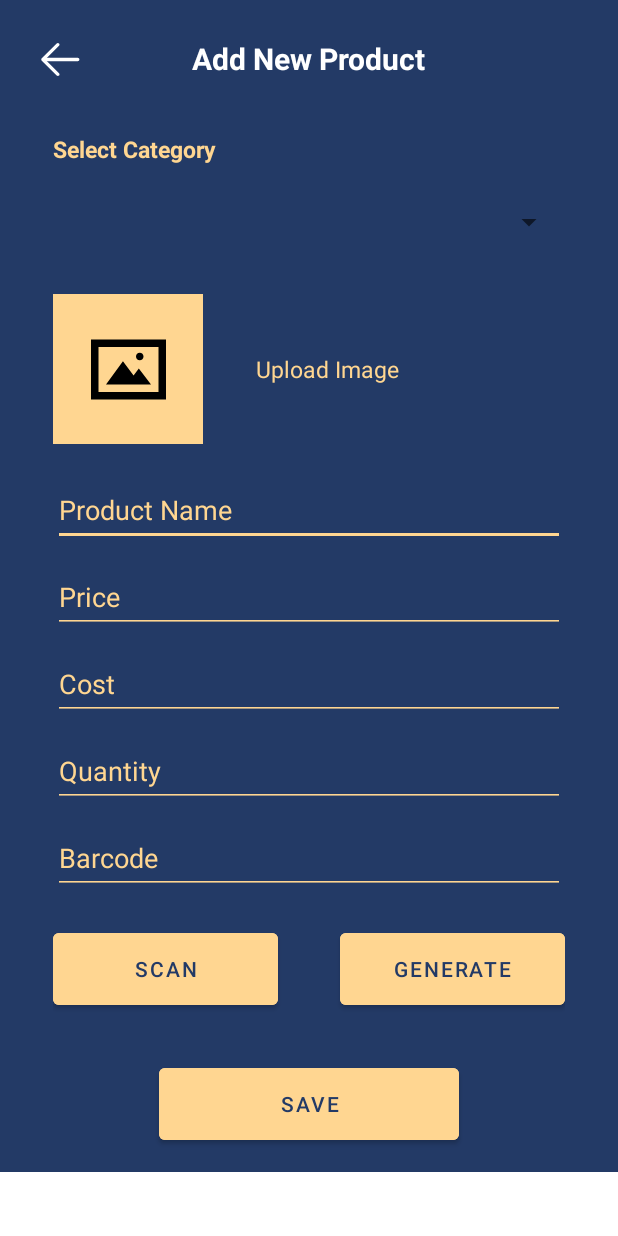
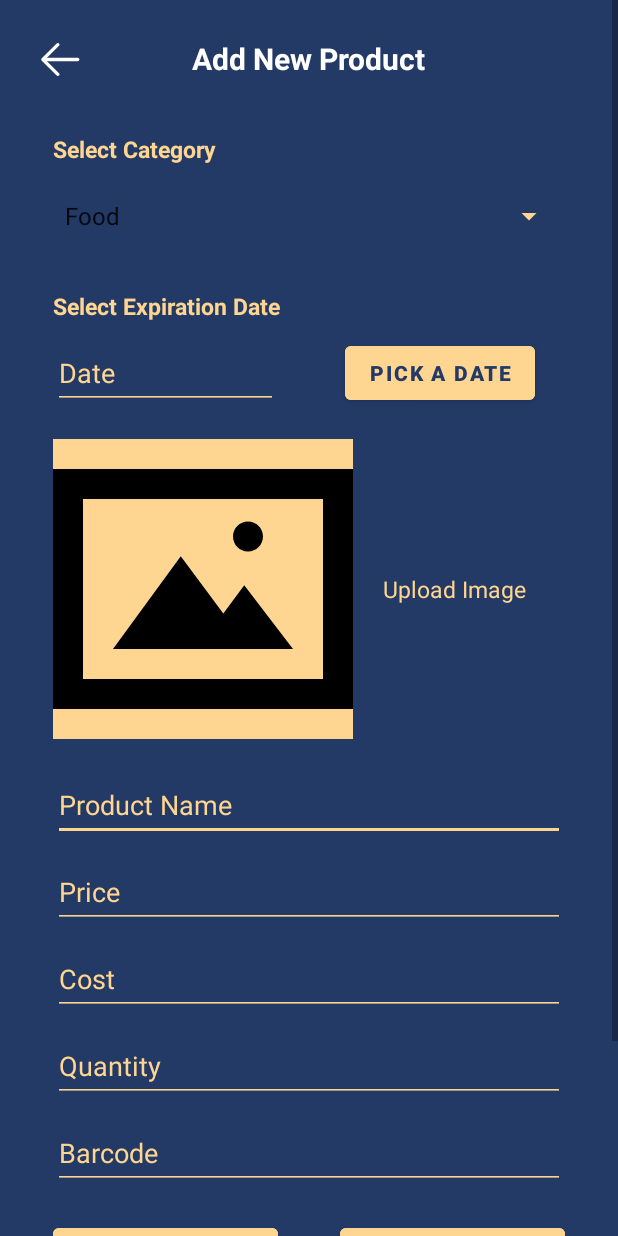
Before and after one commit to dy-chrstn/Wonder-Pets_SwiftSell, an Android app: the AddProductActivity screen opened directly, with no data from a screen before it, on a phone screen of 412 x 824 dp. Run offline under Robolectric (Android 15) with nearby library versions, the phone set to English and light mode, and no system bars; our stand-ins replace Firebase (no records; nobody signed in at launch, a user with empty details on screens opened directly).

Commit message:
Date Picker Added

```diff
--- a/app/src/main/java/com/example/scanit/AddProductActivity.kt
+++ b/app/src/main/java/com/example/scanit/AddProductActivity.kt
@@ -1,15 +1,77 @@
 package com.example.scanit
 
+import android.app.DatePickerDialog
 import androidx.appcompat.app.AppCompatActivity
 import android.os.Bundle
+import android.view.View
+import android.widget.AdapterView
+import android.widget.ArrayAdapter
+import android.widget.Button
+import android.widget.Spinner
+import com.example.scanit.databinding.ActivityAddProductBinding
+import com.google.firebase.database.DatabaseReference
+import java.util.Calendar
 
 class AddProductActivity : AppCompatActivity() {
+    var sImage:String? = ""
+    private lateinit var db: DatabaseReference
+    private lateinit var binding: ActivityAddProductBinding
+
     override fun onCreate(savedInstanceState: Bundle?) {
         super.onCreate(savedInstanceState)
         setContentView(R.layout.activity_add_product)
 
+        // Get the spinner from the layout
+        val spinner = findViewById<Spinner>(R.id.spinner)
+        val buttonDate = findViewById<Button>(R.id.pickDate_btn)
+        // Create an array adapter to hold the spinner items
+        val items = arrayOf("Food", "Beverages", "Supplies", "Clothing")
+        val adapter = ArrayAdapter(this, android.R.layout.simple_spinner_item, items)
+
+        // Set the adapter on the spinner
+        spinner.adapter = adapter
+
+        // Set an onItemSelected listener on the spinner
+        spinner.onItemSelectedListener = object : AdapterView.OnItemSelectedListener {
+            override fun onItemSelected(parent: AdapterView<*>, view: View, position: Int, id: Long) {
+                // Do something when an item is selected
+                println("Selected item: ${items[position]}")
+            }
+
+            override fun onNothingSelected(parent: AdapterView<*>) {
+                // Do nothing when nothing is selected
+            }
+        }
+
+        buttonDate.setOnClickListener {
+            val cal = Calendar.getInstance()
+            val datePickerDialog = DatePickerDialog(
+                this,
+                { _, year, month, dayOfMonth ->
+                    cal.set(year, month, dayOfMonth)
+                    val date = cal.time
+                    // Do something with the date
+                },
+                cal.get(Calendar.YEAR),
+                cal.get(Calendar.MONTH),
+                cal.get(Calendar.DAY_OF_MONTH)
+            )
+
+            datePickerDialog.show()
+        }
 
 
 
     }
+
+    fun insertData(view: View){
+
+    }
+
+
+    fun uploadImage(view: View){
+
+    }
+
+
 }
--- /dev/null
+++ b/app/src/main/java/com/example/scanit/itemDs.kt
@@ -0,0 +1,11 @@
+package com.example.scanit
+
+data class itemDs(
+    val itemCategory: String? =null,
+    val itemImage: String? =null,
+    val itemName: String? =null,
+    val itemPrice: String? =null,
+    val itemCost: String? =null,
+    val itemQuantity: String? =null,
+    val itemBarcode: String? =null,
+)
--- a/app/src/main/res/layout/activity_add_product.xml
+++ b/app/src/main/res/layout/activity_add_product.xml
@@ -56,12 +56,61 @@
             android:layout_marginBottom="10dp"/>
 
         <Spinner
-            android:id="@+id/spinner2"
+            android:id="@+id/spinner"
+            android:backgroundTint="@color/light_yellow"
             android:layout_width="match_parent"
-            android:layout_height="56dp"
+            android:layout_height="48dp"
+            android:layout_alignParentTop="true"
+            android:layout_centerHorizontal="true"
             android:layout_marginStart="20dp"
             android:layout_marginEnd="20dp"
             />
+
+
+        <TextView
+            android:id="@+id/textView3"
+            android:layout_width="wrap_content"
+            android:layout_height="wrap_content"
+            android:text="Select Expiration Date"
+            android:textColor="@color/light_yellow"
+            android:textSize="15sp"
+            android:textStyle="bold"
+            android:layout_marginTop="25dp"
+            android:layout_marginStart="20dp"
+            android:layout_marginBottom="10dp"/>
+
+        <RelativeLayout
+            android:layout_width="match_parent"
+            android:orientation="horizontal"
+            android:layout_marginHorizontal="20dp"
+            android:layout_height="wrap_content">
+
+            <EditText
+                android:layout_width="150dp"
+                android:textColorHint="@color/light_yellow"
+                android:focusable="false"
+                android:focusableInTouchMode="false"
+                android:hint="@string/date"
+                android:backgroundTint="@color/light_yellow"
+                android:layout_alignParentStart="true"
+                android:layout_height="48dp"/>
+
+
+
+            <Button
+                android:id="@+id/pickDate_btn"
+                android:layout_marginHorizontal="20dp"
+                android:backgroundTint="@color/light_yellow"
+                android:textColor="@color/blue"
+                android:textStyle="bold"
+                android:layout_width="wrap_content"
+                android:layout_height="wrap_content"
+                android:layout_alignParentEnd="true"
+                android:text="@string/pick_a_date" />
+
+        </RelativeLayout>
+
+
 
         <androidx.appcompat.widget.LinearLayoutCompat
             android:layout_width="match_parent"
@@ -73,23 +122,25 @@
             android:gravity="center_vertical">
 
 
-            <ImageButton
+            <ImageView
                 android:contentDescription="@string/press_to_upload_image"
                 android:focusable="true"
-                android:layout_width="100dp"
-                android:layout_height="100dp"
+                android:layout_width="200dp"
+                android:layout_height="200dp"
                 android:background="@color/light_yellow"
                 android:textColor="@color/light_yellow"
-                android:textSize="25sp"
                 android:src="@drawable/image_icon"/>
 
             <TextView
                 android:layout_width="wrap_content"
-                android:layout_height="wrap_content"
+                android:layout_height="48dp"
+                android:gravity="center"
                 android:text="@string/upload_image"
+                android:onClick="uploadImage"
                 android:textColor="@color/light_yellow"
                 android:textSize="15sp"
-                android:layout_marginStart="35dp" />
+                android:layout_marginStart="20dp"
+                android:focusable="true" />
         </androidx.appcompat.widget.LinearLayoutCompat>
 
 
@@ -141,6 +192,7 @@
         <EditText
             android:layout_width="match_parent"
             android:layout_height="48dp"
+            android:maxWidth="300dp"
             android:hint="@string/barcode"
             android:inputType="number"
             android:layout_marginTop="10dp"
@@ -188,6 +240,7 @@
             android:layout_alignParentEnd="true"
             android:backgroundTint="@color/light_yellow"
             android:textColor="@color/blue"
+            android:onClick="insertData"
             android:layout_marginTop="30dp"
 
             />
--- a/app/src/main/res/values/strings.xml
+++ b/app/src/main/res/values/strings.xml
@@ -33,4 +33,6 @@
     <string name="re_type_password">Re-type Password</string>
     <string name="forgot_password">Forgot Password?</string>
     <string name="sign_in">SIGN IN</string>
+    <string name="pick_a_date">Pick a date</string>
+    <string name="date">Date</string>
 </resources>
```
